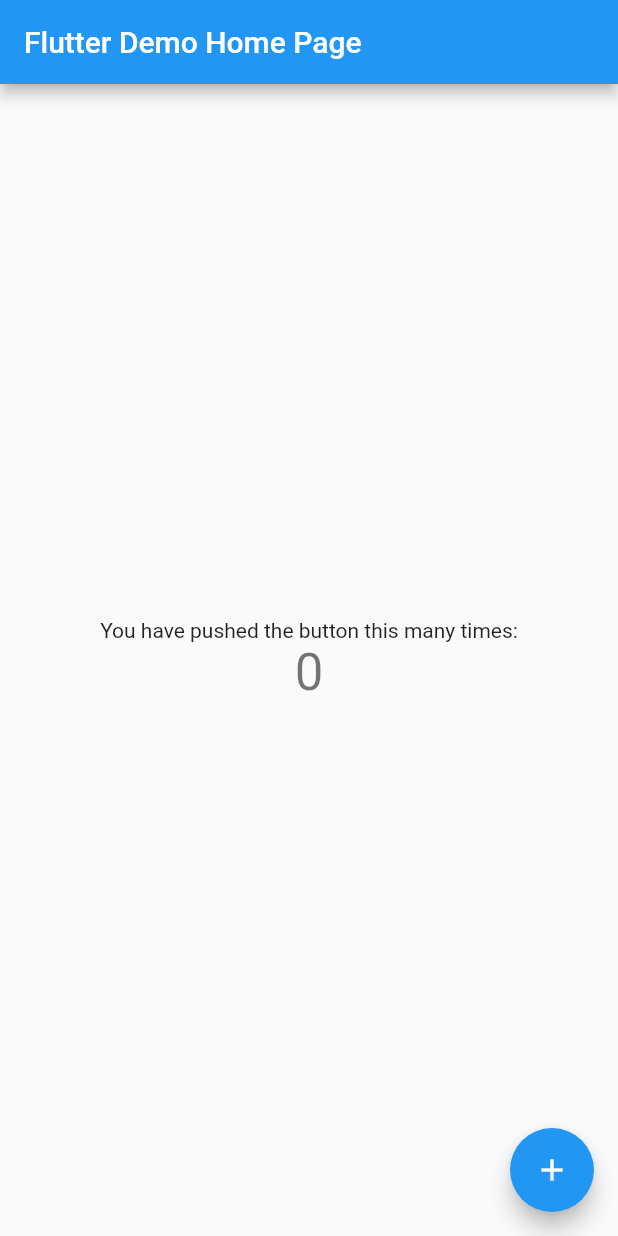
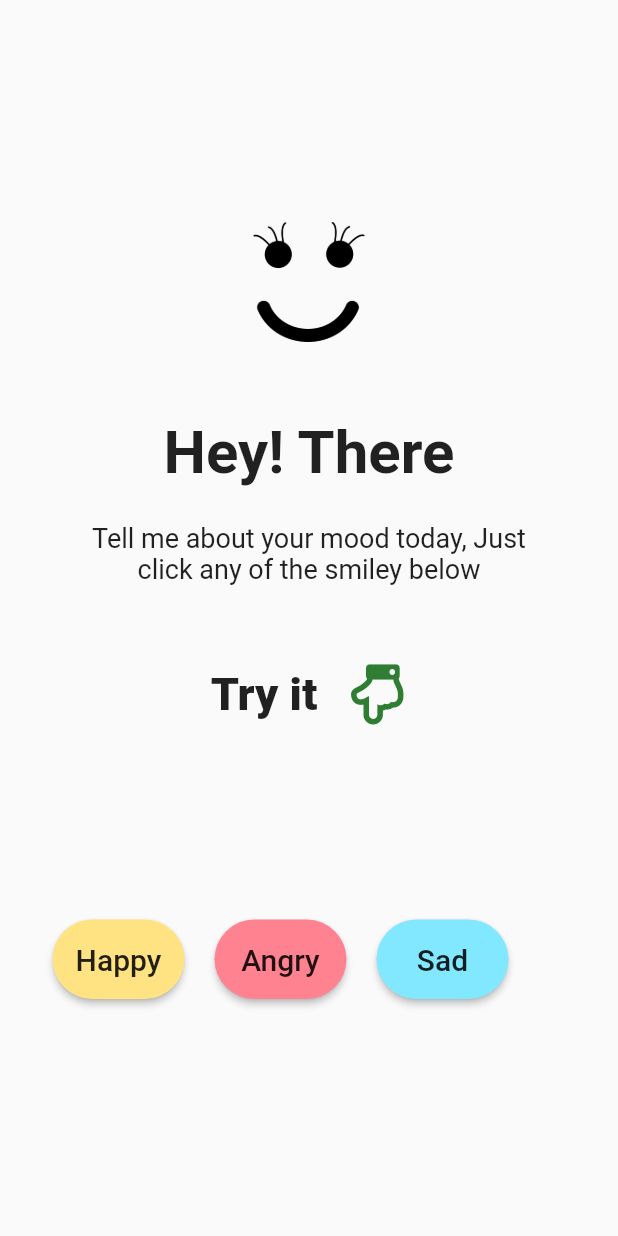
Before and after one commit to tamshallz/MoodApp, a Flutter app: the screen it shows after launch, on a phone screen of 412 x 824 dp. Run offline on Flutter 3.47's test engine with Material 2 defaults, Android fonts, the phone set to English and light mode, and no system bars; our stand-ins replace font_awesome_flutter.

Commit message:
second commit

```diff
--- a/lib/main.dart
+++ b/lib/main.dart
@@ -1,111 +1,19 @@
 import 'package:flutter/material.dart';
+
+import 'mood_home.dart';
 
 void main() => runApp(MyApp());
 
 class MyApp extends StatelessWidget {
-  // This widget is the root of your application.
   @override
   Widget build(BuildContext context) {
     return MaterialApp(
-      title: 'Flutter Demo',
+      debugShowCheckedModeBanner: false,
+      title: 'Mood App',
       theme: ThemeData(
-        // This is the theme of your application.
-        //
-        // Try running your application with "flutter run". You'll see the
-        // application has a blue toolbar. Then, without quitting the app, try
-        // changing the primarySwatch below to Colors.green and then invoke
-        // "hot reload" (press "r" in the console where you ran "flutter run",
-        // or simply save your changes to "hot reload" in a Flutter IDE).
-        // Notice that the counter didn't reset back to zero; the application
-        // is not restarted.
         primarySwatch: Colors.blue,
       ),
-      home: MyHomePage(title: 'Flutter Demo Home Page'),
+      home: MoodHome(),
     );
   }
 }
-
-class MyHomePage extends StatefulWidget {
-  MyHomePage({Key key, this.title}) : super(key: key);
-
-  // This widget is the home page of your application. It is stateful, meaning
-  // that it has a State object (defined below) that contains fields that affect
-  // how it looks.
-
-  // This class is the configuration for the state. It holds the values (in this
-  // case the title) provided by the parent (in this case the App widget) and
-  // used by the build method of the State. Fields in a Widget subclass are
-  // always marked "final".
-
-  final String title;
-
-  @override
-  _MyHomePageState createState() => _MyHomePageState();
-}
-
-class _MyHomePageState extends State<MyHomePage> {
-  int _counter = 0;
-
-  void _incrementCounter() {
-    setState(() {
-      // This call to setState tells the Flutter framework that something has
-      // changed in this State, which causes it to rerun the build method below
-      // so that the display can reflect the updated values. If we changed
-      // _counter without calling setState(), then the build method would not be
-      // called again, and so nothing would appear to happen.
-      _counter++;
-    });
-  }
-
-  @override
-  Widget build(BuildContext context) {
-    // This method is rerun every time setState is called, for instance as done
-    // by the _incrementCounter method above.
-    //
-    // The Flutter framework has been optimized to make rerunning build methods
-    // fast, so that you can just rebuild anything that needs updating rather
-    // than having to individually change instances of widgets.
-    return Scaffold(
-      appBar: AppBar(
-        // Here we take the value from the MyHomePage object that was created by
-        // the App.build method, and use it to set our appbar title.
-        title: Text(widget.title),
-      ),
-      body: Center(
-        // Center is a layout widget. It takes a single child and positions it
-        // in the middle of the parent.
-        child: Column(
-          // Column is also a layout widget. It takes a list of children and
-          // arranges them vertically. By default, it sizes itself to fit its
-          // children horizontally, and tries to be as tall as its parent.
-          //
-          // Invoke "debug painting" (press "p" in the console, choose the
-          // "Toggle Debug Paint" action from the Flutter Inspector in Android
-          // Studio, or the "Toggle Debug Paint" command in Visual Studio Code)
-          // to see the wireframe for each widget.
-          //
-          // Column has various properties to control how it sizes itself and
-          // how it positions its children. Here we use mainAxisAlignment to
-          // center the children vertically; the main axis here is the vertical
-          // axis because Columns are vertical (the cross axis would be
-          // horizontal).
-          mainAxisAlignment: MainAxisAlignment.center,
-          children: <Widget>[
-            Text(
-              'You have pushed the button this many times:',
-            ),
-            Text(
-              '$_counter',
-              style: Theme.of(context).textTheme.display1,
-            ),
-          ],
-        ),
-      ),
-      floatingActionButton: FloatingActionButton(
-        onPressed: _incrementCounter,
-        tooltip: 'Increment',
-        child: Icon(Icons.add),
-      ), // This trailing comma makes auto-formatting nicer for build methods.
-    );
-  }
-}
--- /dev/null
+++ b/lib/mood_home.dart
@@ -0,0 +1,69 @@
+import 'package:flutter/material.dart';
+
+import 'package:font_awesome_flutter/font_awesome_flutter.dart';
+
+class MoodHome extends StatelessWidget {
+  Widget colorButtonShape(String buttonText, Color color, Function onClick) {
+    return Padding(
+      padding: const EdgeInsets.all(10.0),
+      child: RaisedButton(
+        child: Text(
+          buttonText,
+          style: TextStyle(fontSize: 20),
+        ),
+          onPressed: (){},
+          padding: EdgeInsets.all(15),
+          color: color,
+          shape: StadiumBorder(),
+      ),
+    );
+  }
+
+  @override
+  Widget build(BuildContext context) {
+    return Scaffold(
+      body: Padding(
+        padding: const EdgeInsets.all(25),
+        child: Column(
+          mainAxisAlignment: MainAxisAlignment.center,
+          children: <Widget>[
+            Image.asset('images/smiley-face.png', height: 80),
+            SizedBox(
+              height: 50,
+            ),
+            Text('Hey! There', style: TextStyle(fontSize: 40, fontWeight: FontWeight.bold)),
+            Padding(
+              padding: const EdgeInsets.all(23),
+              child: Text(
+                  'Tell me about your mood today, Just click any of the smiley below',
+                  style: TextStyle(fontSize: 18),
+                  textAlign: TextAlign.center),
+            ),
+            Padding(
+              padding: const EdgeInsets.only(bottom: 120, top: 30),
+              child: Row(
+                mainAxisAlignment: MainAxisAlignment.center,
+                children: <Widget>[
+                  Text(
+                    'Try it',
+                    style: TextStyle(fontSize: 30, fontWeight: FontWeight.w800),
+                    textAlign: TextAlign.center,
+                  ),
+                  SizedBox(width: 20),
+                  Icon(FontAwesomeIcons.handPointDown, size: 40,color: Colors.green[800])
+                ],
+              ),
+            ),
+            Row(
+              children: <Widget>[
+                colorButtonShape('Happy', Color(0xffFFE382), (){}),
+                colorButtonShape('Angry', Color(0xffFF8291),(){}),
+                colorButtonShape('Sad', Color(0xff82E8FF), (){}),
+              ],
+            )
+          ],
+        ),
+      ),
+    );
+  }
+}
```
Also changed, not shown: pubspec.yaml (+4 -47 lines), images/smiley-face.png (added), pubspec.lock.
